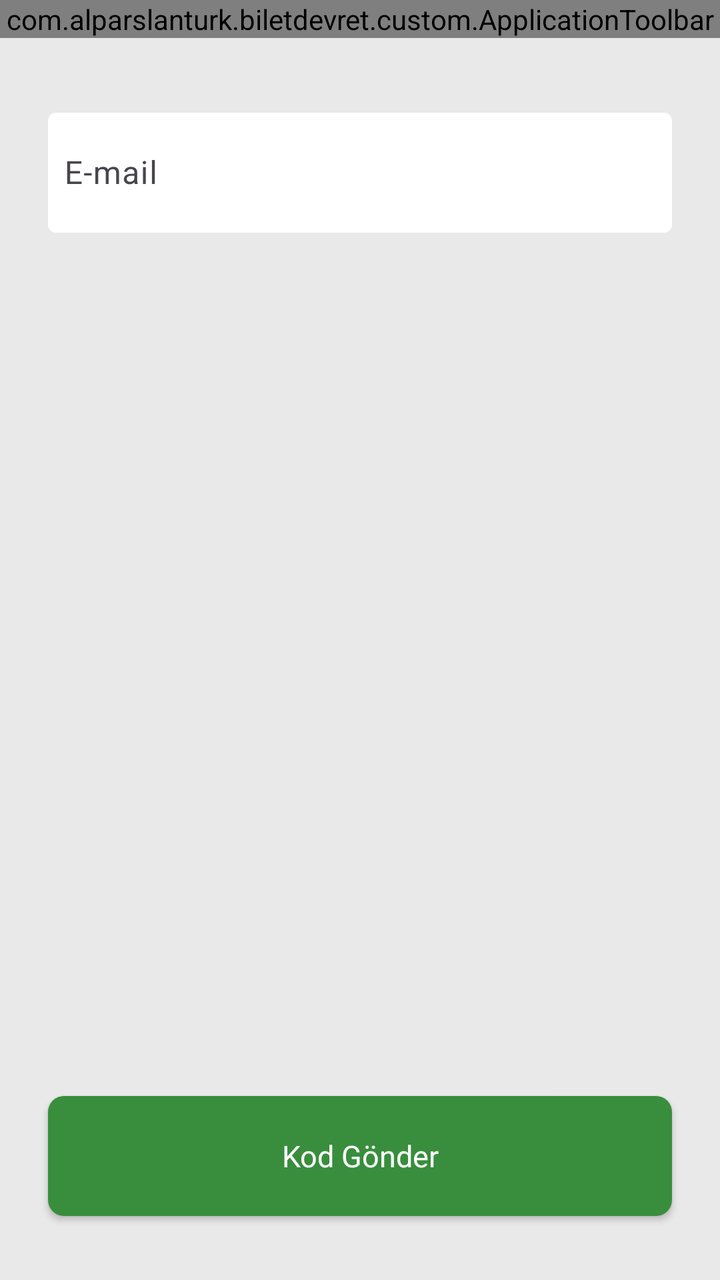
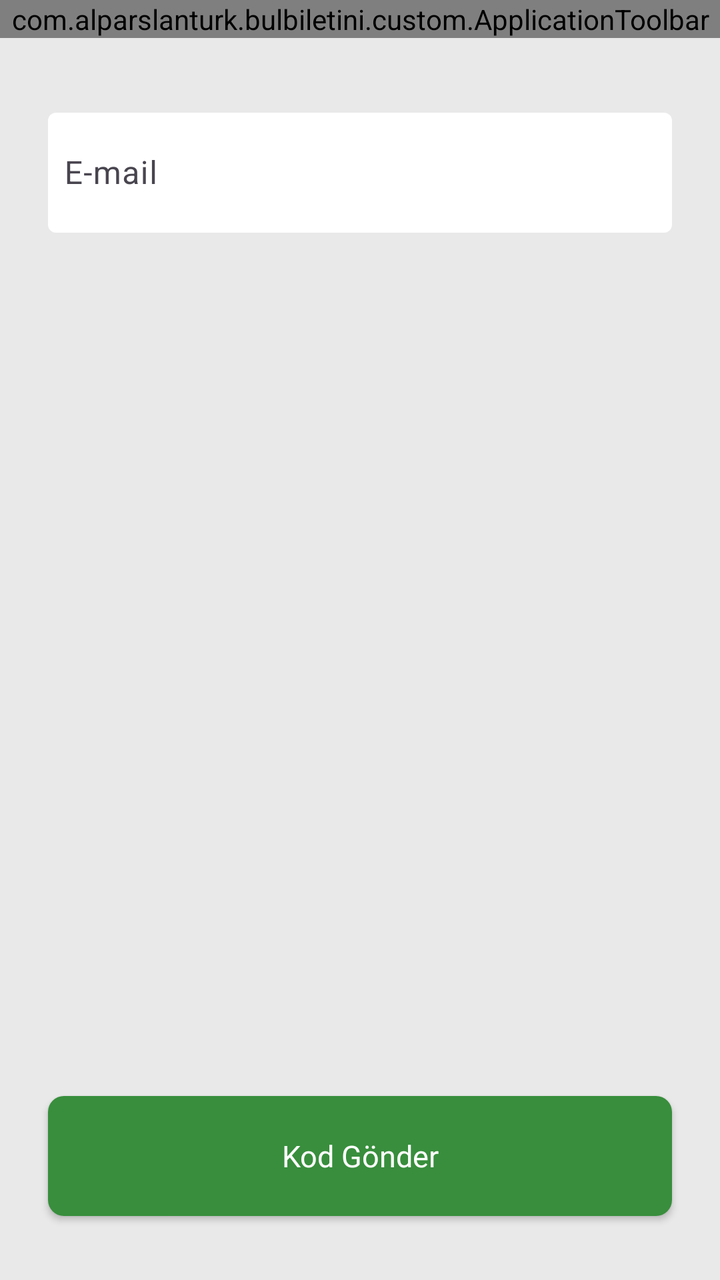

The first picture is an Android layout as it rendered before a commit; the second is the same layout after the commit. The layout source and the unified diff follow.
<!-- AndroidManifest.xml: application theme Theme.KombineApp -->
<!-- res/layout/activity_verification_code.xml -->
<?xml version="1.0" encoding="utf-8"?>
<RelativeLayout xmlns:android="http://schemas.android.com/apk/res/android"
    xmlns:app="http://schemas.android.com/apk/res-auto"
    android:layout_width="match_parent"
    android:layout_height="match_parent"
    android:background="@color/bg_color"
    android:orientation="vertical">

    <com.alparslanturk.biletdevret.custom.ApplicationToolbar
        android:id="@+id/toolbar"
        android:layout_width="match_parent"
        android:layout_height="wrap_content" />

    <LinearLayout
        android:layout_width="match_parent"
        android:layout_height="wrap_content"
        android:layout_above="@id/btnGetVerificationCode"
        android:layout_below="@id/toolbar"
        android:layout_marginStart="24dp"
        android:layout_marginTop="16dp"
        android:layout_marginEnd="24dp"
        android:orientation="vertical">

        <com.google.android.material.textfield.TextInputLayout
            android:layout_width="match_parent"
            android:layout_height="wrap_content"
            android:layout_marginTop="16dp"
            app:boxBackgroundColor="@color/white"
            app:boxStrokeWidth="0dp">

            <com.google.android.material.textfield.TextInputEditText
                android:id="@+id/edtMail"
                android:layout_width="match_parent"
                android:layout_height="60dp"
                android:hint="@string/email"
                android:imeOptions="actionDone"
                android:inputType="textEmailAddress"
                android:maxLines="1"
                android:padding="8dp"
                android:textCursorDrawable="@drawable/color_cursor" />

        </com.google.android.material.textfield.TextInputLayout>

    </LinearLayout>

    <androidx.appcompat.widget.AppCompatButton
        android:id="@+id/btnGetVerificationCode"
        android:layout_width="match_parent"
        android:layout_height="wrap_content"
        android:layout_alignParentBottom="true"
        android:layout_marginStart="24dp"
        android:layout_marginEnd="24dp"
        android:layout_marginBottom="32dp"
        android:height="60dp"
        android:background="@drawable/bg_rounded"
        android:backgroundTint="@color/primary"
        android:fontFamily="@font/lato_bold"
        android:text="@string/send_code"
        android:textAllCaps="false"
        android:textColor="@color/white"
        android:textSize="15sp" />

</RelativeLayout>
<!-- resources referenced by this layout -->
<resources>
  <color name="bg_color">#E9E9E9</color>
  <color name="primary">#388E3C</color>
  <color name="white">#FFFFFFFF</color>
  <!-- drawable bg_rounded (drawable) -->
  <?xml version="1.0" encoding="utf-8"?>
  <shape xmlns:android="http://schemas.android.com/apk/res/android"
      android:padding="10dp"
      android:shape="rectangle">
  
      <solid android:color="@color/ticket_bg_color" />
  
      <corners android:radius="8dp" />
  </shape>
  <!-- drawable color_cursor (drawable) -->
  <shape xmlns:android="http://schemas.android.com/apk/res/android">
      <size android:width="2dp" />
      <solid android:color="#FFFFFF" />
  </shape>
  <string name="email">E-mail</string>
  <string name="send_code">Kod Gönder</string>
  <style name="Theme.KombineApp" parent="Base.Theme.KombineApp" />
  <color name="ticket_bg_color">#FFFFFF</color>
  <style name="Base.Theme.KombineApp" parent="Theme.Material3.DayNight.NoActionBar">
          <item name="colorPrimary">@color/primary</item>
          <item name="colorSecondaryContainer">@color/light_green</item>
          <item name="android:navigationBarColor">@color/white</item>
      </style>
  <color name="light_green">#EBF3EB</color>
</resources>

<!-- the commit's change to res/layout/activity_verification_code.xml (unified diff, before → after) -->
@@ -6,7 +6,7 @@
     android:background="@color/bg_color"
     android:orientation="vertical">
 
-    <com.alparslanturk.biletdevret.custom.ApplicationToolbar
+    <com.alparslanturk.bulbiletini.custom.ApplicationToolbar
         android:id="@+id/toolbar"
         android:layout_width="match_parent"
         android:layout_height="wrap_content" />
@@ -25,7 +25,7 @@
             android:layout_width="match_parent"
             android:layout_height="wrap_content"
             android:layout_marginTop="16dp"
-            app:boxBackgroundColor="@color/white"
+            app:boxBackgroundColor="@color/ticket_bg_color"
             app:boxStrokeWidth="0dp">
 
             <com.google.android.material.textfield.TextInputEditText
@@ -55,6 +55,7 @@
         android:background="@drawable/bg_rounded"
         android:backgroundTint="@color/primary"
         android:fontFamily="@font/lato_bold"
+        android:foreground="@drawable/bg_ripple_effect"
         android:text="@string/send_code"
         android:textAllCaps="false"
         android:textColor="@color/white"
<!-- resource entries referenced after the edit -->
@@ -3,6 +3,17 @@
   <color name="bg_color">#E9E9E9</color>
   <color name="primary">#388E3C</color>
   <color name="white">#FFFFFFFF</color>
+  <!-- drawable bg_ripple_effect (drawable) -->
+  <?xml version="1.0" encoding="utf-8"?>
+  <ripple xmlns:android="http://schemas.android.com/apk/res/android"
+      android:color="?android:attr/colorControlHighlight">
+      <item android:id="@android:id/mask">
+          <shape android:shape="rectangle">
+              <solid android:color="#000000" />
+              <corners android:radius="8dp" />
+          </shape>
+      </item>
+  </ripple>
   <!-- drawable bg_rounded (drawable) -->
   <?xml version="1.0" encoding="utf-8"?>
   <shape xmlns:android="http://schemas.android.com/apk/res/android"
